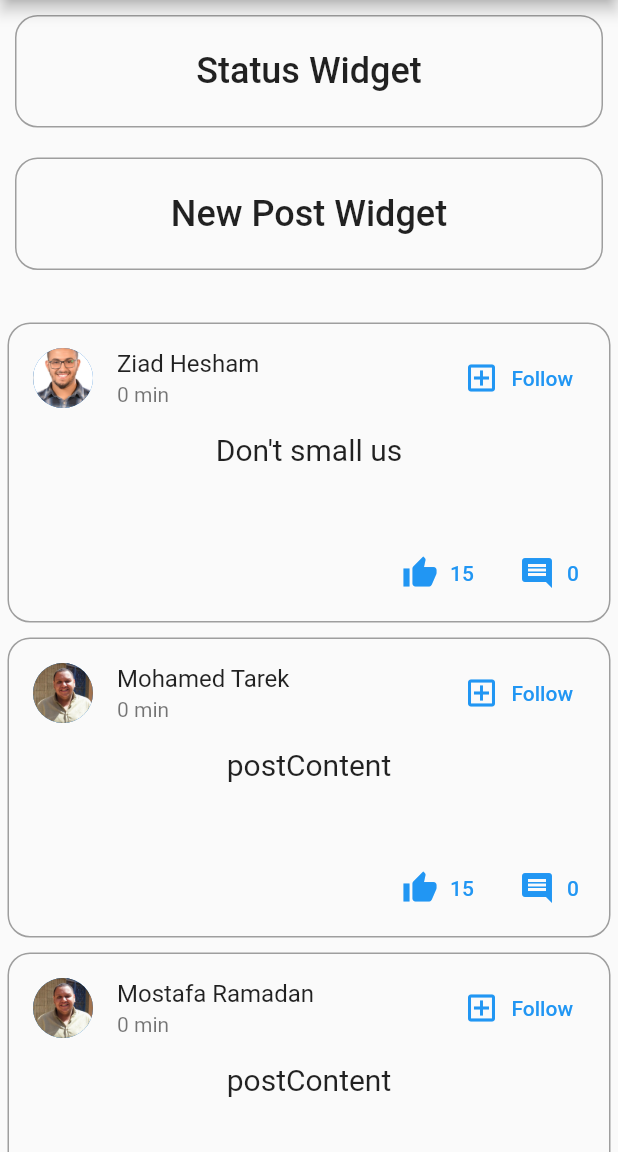
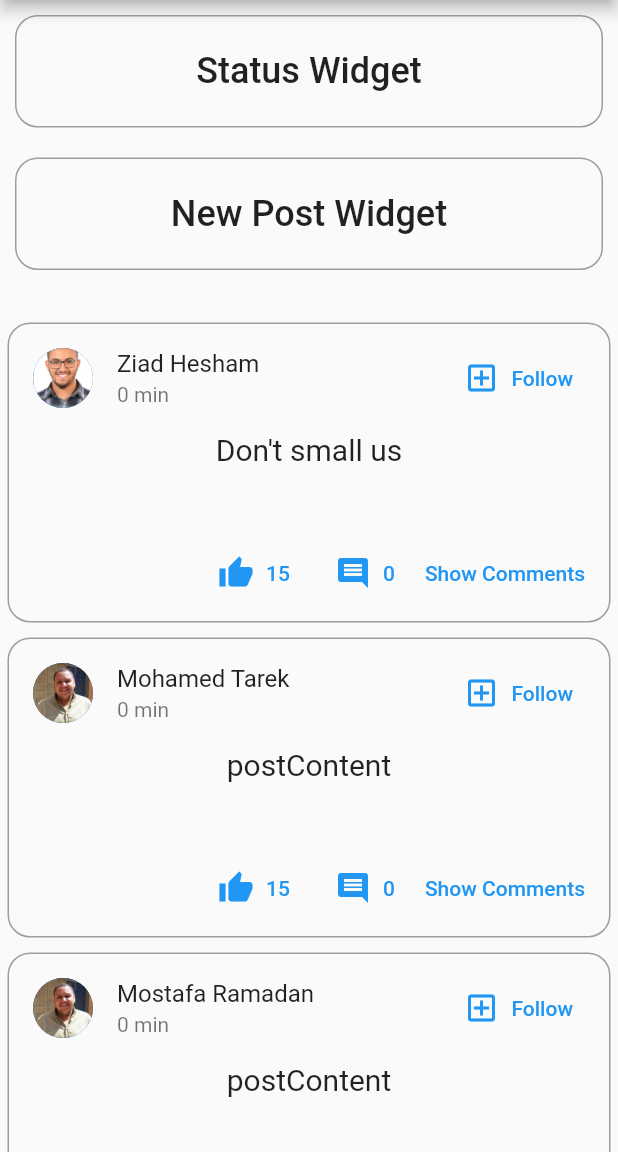
Before and after one commit to ziadHesham1/instagram-clone-flutter-mobile-application, a Flutter app: the screen it shows after launch, on a phone screen of 412 x 824 dp, the part 84-1236 px from its top. Run offline on Flutter 3.47's test engine with Material 2 defaults, Android fonts, the light colour scheme and no system bars.

Commit message:
working on comments page (comment is added by the post publisher

```diff
--- a/lib/core/providers/users_provider.dart
+++ b/lib/core/providers/users_provider.dart
@@ -33,6 +33,9 @@
   ];
   get users => [..._users];
 
-  UsersModel findUserById(userId) =>
-      _users.firstWhere((user) => user.userId == userId);
+  UsersModel findUserById(userId) {
+    return _users.firstWhere((user) {
+      return user.userId == userId;
+    });
+  }
 }
--- a/lib/home_screen/posts/comment/comment_widget.dart
+++ b/lib/home_screen/posts/comment/comment_widget.dart
@@ -6,7 +6,6 @@
 import '../../../core/providers/users_provider.dart';
 import '../../../core/themes/app_colors.dart';
 import '../../../core/themes/app_styles.dart';
-import '../../../core/widgets/app_widgets.dart';
 
 class CommentWidget extends StatelessWidget {
   final CommentModel comment;
@@ -39,8 +38,6 @@
             // comment date
             subtitle: Text('$commentPublishTime min'),
             // follow button
-            trailing: AppWidgets.buildElevatedButton(
-                AppWidgets.follow_icon, 'Follow', () {}),
           ),
           //comment content
           Text(
--- a/lib/home_screen/posts/post/post_interaction_widget.dart
+++ b/lib/home_screen/posts/post/post_interaction_widget.dart
@@ -37,15 +37,22 @@
                   post.id,
                   CommentModel(
                     id: DateTime.now.toString(),
-                    userId: post.id,
+                    userId: post.userId,
                     publishTime: DateTime.now(),
                     commentContent: '${post.userId}You are so cool',
                   ),
                 );
-                Navigator.of(context).pushNamed(PostDetailsScreen.routeName,arguments: post.comments);
               },
             );
           }),
+          TextButton(
+              onPressed: () {
+                setState(() {
+                  Navigator.of(context).pushNamed(PostDetailsScreen.routeName,
+                      arguments: post.comments);
+                });
+              },
+              child: const Text('Show Comments'))
         ],
       ),
     );
--- a/lib/main.dart
+++ b/lib/main.dart
@@ -1,5 +1,6 @@
 import 'package:flutter/material.dart';
 import 'package:instagram_clone/core/providers/users_provider.dart';
+import 'package:instagram_clone/core/themes/app_themes.dart';
 import 'package:provider/provider.dart';
 
 import 'core/providers/comment_provider.dart';
@@ -9,8 +10,19 @@
 
 void main() => runApp(const MyApp());
 
-class MyApp extends StatelessWidget {
+class MyApp extends StatefulWidget {
   const MyApp({super.key});
+
+  @override
+  State<MyApp> createState() => _MyAppState();
+}
+
+class _MyAppState extends State<MyApp> {
+  @override
+  void initState() {
+    super.initState();
+    currentTheme.addListener(() {});
+  }
 
   @override
   Widget build(BuildContext context) {
```
Also changed, not shown: lib/core/themes/app_themes.dart (added, +41 -0 lines), lib/core/providers/posts_provider.dart (line endings or trailing spaces), lib/home_screen/home_screen.dart (line endings or trailing spaces).
